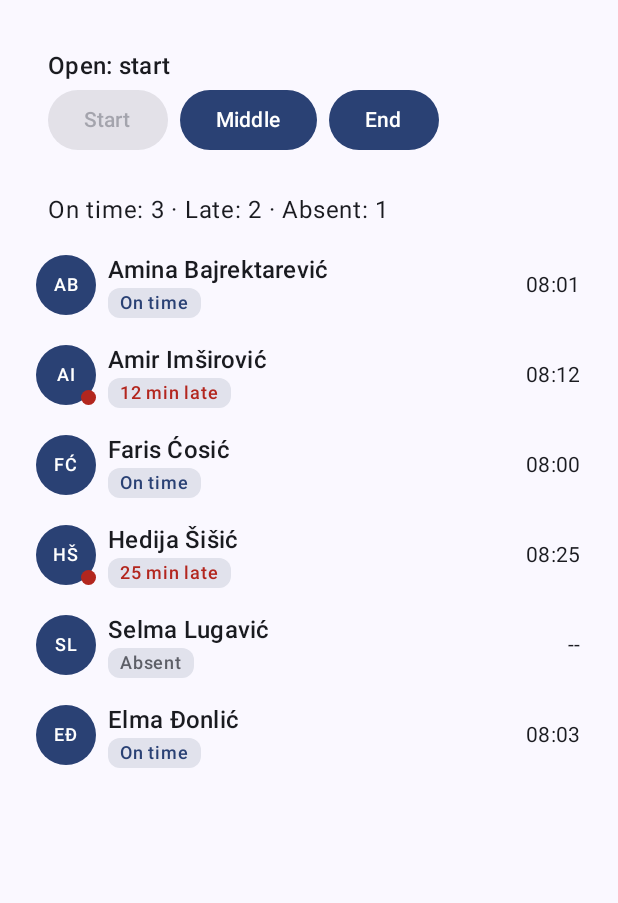
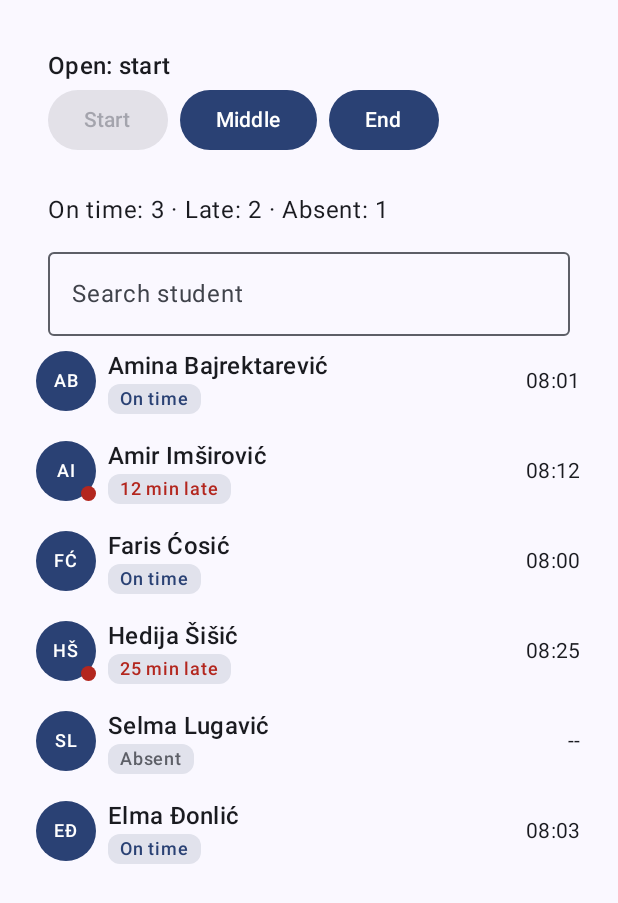
Before and after one commit to roketbilimcisi/LAB4-5-6---Mobile-Application-, an Android app built with Jetpack Compose: the screen it shows after launch (MainActivity), after a tap on "Start", on a phone screen of 412 x 824 dp. Shown: the top 903 px of the screen. Run offline under Robolectric (Android 15) with nearby library versions, the phone set to English and light mode, and no system bars.

Commit message:
Lab5: part 1 search

```diff
--- a/app/src/main/java/ba/untz/attendance1/MainActivity.kt
+++ b/app/src/main/java/ba/untz/attendance1/MainActivity.kt
@@ -127,6 +127,24 @@ fun WindowControls(openWindow: Window?, onOpen: (Window) -> Unit, modifier: Modi
 private fun WindowControlsPreview() { Attendance1Theme { WindowControls(Window.MIDDLE, onOpen = {}) } }
 
 @Composable
+fun SearchField(query: String, onQueryChange: (String) -> Unit, modifier: Modifier = Modifier) {
+    OutlinedTextField(
+        value = query,
+        onValueChange = onQueryChange,
+        modifier = modifier.fillMaxWidth(),
+        label = { Text("Search student") },
+        placeholder = { Text("e.g. Amir") },
+        singleLine = true
+    )
+}
+
+@Preview(showBackground = true)
+@Composable
+private fun SearchFieldPreview() {
+    Attendance1Theme { SearchField(query = "ami", onQueryChange = {}) }
+}
+
+@Composable
 fun CheckInCard(checkIn: CheckIn, allCheckIns: List<CheckIn>, modifier: Modifier = Modifier) {
     var expanded by remember { mutableStateOf(false) }
     val sameStudent = allCheckIns.filter { it.student == checkIn.student }
@@ -146,6 +164,7 @@ fun CheckInCard(checkIn: CheckIn, allCheckIns: List<CheckIn>, modifier: Modifier
 fun ProfessorScreen(modifier: Modifier = Modifier) {
     var openWindow by rememberSaveable { mutableStateOf<Window?>(null) }
     var checkIns by remember { mutableStateOf(sampleCheckIns) }
+    var query by rememberSaveable { mutableStateOf("") }
     val current = checkIns.filter { it.window == openWindow }
     Column(modifier.fillMaxSize().padding(16.dp).verticalScroll(rememberScrollState())) {
         WindowControls(openWindow, onOpen = { openWindow = it })
@@ -154,7 +173,14 @@ fun ProfessorScreen(modifier: Modifier = Modifier) {
         } else {
             // The summary reports the full window; the filter only changes the displayed cards.
             AttendanceSummary(current, Modifier.padding(horizontal = 16.dp, vertical = 8.dp))
-            current.forEach { CheckInCard(it, allCheckIns = checkIns) }
+            // If onQueryChange = {} is passed here, typing cannot update query, so the field stays unchanged.
+            SearchField(query = query, onQueryChange = { query = it }, modifier = Modifier.padding(horizontal = 16.dp))
+            val visible = current.filter { it.student.name.contains(query.trim(), ignoreCase = true) }
+            if (visible.isEmpty()) {
+                Text("No check-ins match the filter", Modifier.padding(16.dp))
+            } else {
+                visible.forEach { CheckInCard(it, allCheckIns = checkIns) }
+            }
         }
     }
 }
```
